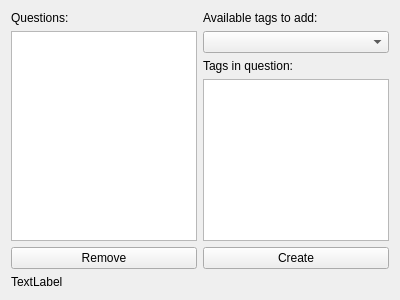
Before: the Qt Designer form Views/relationview.ui in ArkadiuszStanislawLega/Flashcards_Qt, drawn with Qt 5.
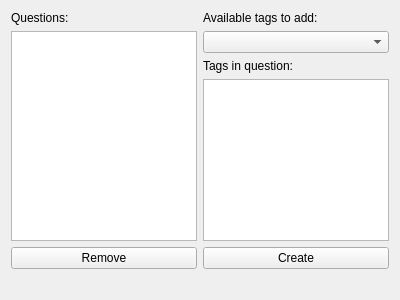
After: the same form once the commit is applied.

Commit message: Update relation view ui - added print info function.

```diff
--- a/Views/relationview.ui
+++ b/Views/relationview.ui
@@ -73,8 +73,11 @@
   </item>
    <item>
     <widget class="QLabel" name="l_info">
+    <property name="autoFillBackground">
+    <bool>true</bool>
+    </property>
      <property name="text">
-      <string>TextLabel</string>
+      <string/>
      </property>
     </widget>
    </item>
```
Left out of the diff: 1 changed line with no effect on the pictures. Lines whose indentation alone changed are shown as unchanged. The commit also changes 3 other files.
